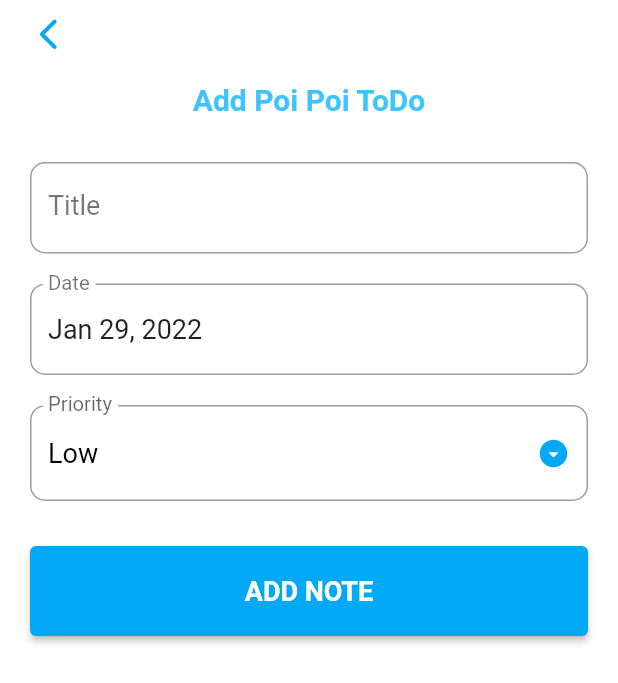
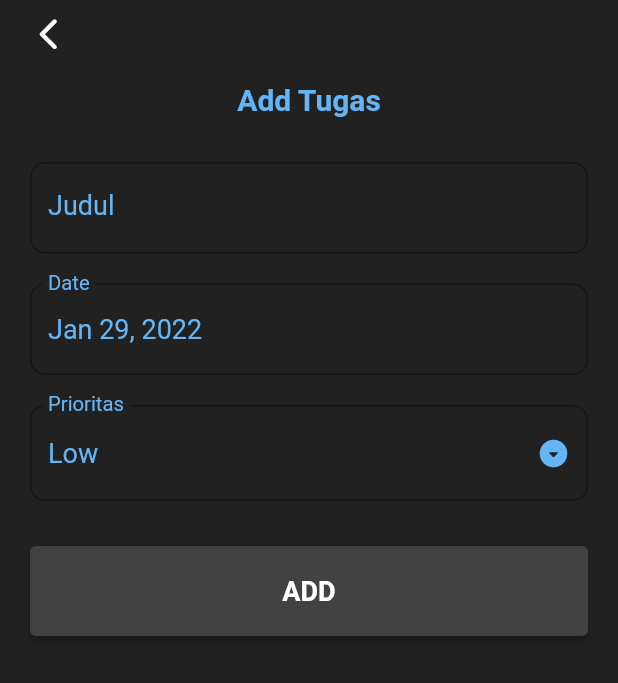
Before and after one commit to Gagas17ez/FlutterTodoSanbercode, a Flutter app: the screen it shows after launch, after a tap on the "add" icon, on a phone screen of 412 x 824 dp. Shown: the top 683 px of the screen. Run offline on Flutter 3.47's test engine with Material 2 defaults, Android fonts, the light colour scheme and no system bars; our stand-ins replace sqflite; accounts and stored records are empty.

Commit message:
ui improvement

```diff
--- a/lib/main.dart
+++ b/lib/main.dart
@@ -11,9 +11,9 @@ class MyApp extends StatelessWidget {
   @override
   Widget build(BuildContext context) {
     return MaterialApp(
-      title: 'Poi Poi Todo',
+      title: 'Todo Flutter',
       theme: ThemeData(
-        primarySwatch: Colors.lightBlue,
+        primarySwatch: Colors.grey,
       ),
       debugShowCheckedModeBanner: false,
       home: HomeScreen(),
--- a/lib/screens/add_note_screen.dart
+++ b/lib/screens/add_note_screen.dart
@@ -1,9 +1,9 @@
 import 'package:flutter/cupertino.dart';
 import 'package:flutter/material.dart';
 import 'package:intl/intl.dart';
-import 'package:poi_poi_todo/database/database.dart';
-import 'package:poi_poi_todo/models/note_model.dart';
-import 'package:poi_poi_todo/screens/home_screen.dart';
+import 'database.dart';
+import 'note_model.dart';
+import 'home_screen.dart';
 
 class AddNoteScreen extends StatefulWidget {
   final Note? note;
@@ -21,8 +21,8 @@ class _AddNoteScreenState extends State<AddNoteScreen> {
   DateTime _date = DateTime.now();
   String _priority = 'Low';
   String _title = '';
-  String btnText = 'Add Note';
-  String titleText = 'Add Poi Poi ToDo';
+  String btnText = 'Tambah Note';
+  String titleText = 'Tambah Tugas';
 
   TextEditingController _dateController = TextEditingController();
   final DateFormat _dateFormatter = DateFormat('MMM dd, yyyy');
@@ -38,13 +38,13 @@ class _AddNoteScreenState extends State<AddNoteScreen> {
       _priority = widget.note!.priority!;
 
       setState(() {
-        btnText = 'Update Note';
-        titleText = 'Update Poi Poi ToDo';
+        btnText = 'Update';
+        titleText = 'Update Tugas';
       });
     } else {
       setState(() {
-        btnText = 'Add Note';
-        titleText = 'Add Poi Poi ToDo';
+        btnText = 'Add';
+        titleText = 'Add Tugas';
       });
     }
 
@@ -119,7 +119,7 @@ class _AddNoteScreenState extends State<AddNoteScreen> {
   @override
   Widget build(BuildContext context) {
     return Scaffold(
-      backgroundColor: Colors.white,
+      backgroundColor: Colors.grey.shade900,
       body: GestureDetector(
         onTap: () => FocusScope.of(context).unfocus(),
         child: SingleChildScrollView(
@@ -139,7 +139,7 @@ class _AddNoteScreenState extends State<AddNoteScreen> {
                     child: Icon(
                       Icons.arrow_back_ios_rounded,
                       size: 25.0,
-                      color: Theme.of(context).primaryColor,
+                      color: Colors.white,
                     ),
                   ),
                   SizedBox(
@@ -149,7 +149,7 @@ class _AddNoteScreenState extends State<AddNoteScreen> {
                     child: Text(
                       titleText,
                       style: TextStyle(
-                        color: Colors.lightBlueAccent.shade200,
+                        color: Colors.blue[300],
                         fontSize: 20.0,
                         fontWeight: FontWeight.bold,
                       ),
@@ -168,21 +168,21 @@ class _AddNoteScreenState extends State<AddNoteScreen> {
                           ),
                           child: TextFormField(
                             style: TextStyle(
+                              color: Colors.blue[300],
                               fontSize: 18.0,
                             ),
                             decoration: InputDecoration(
-                              labelText: 'Title',
+                              labelText: 'Judul',
                               labelStyle: TextStyle(
                                 fontSize: 18.0,
-                                color: Colors.black54,
+                                color: Colors.blue[300],
                               ),
                               border: OutlineInputBorder(
                                 borderRadius: BorderRadius.circular(10.0),
                               ),
                             ),
-                            validator: (input) => input!.trim().isEmpty
-                                ? 'Please enter a title'
-                                : null,
+                            validator: (input) =>
+                                input!.trim().isEmpty ? 'Masukkan Judul' : null,
                             onSaved: (input) => _title = input!,
                             initialValue: _title,
                           ),
@@ -196,13 +196,14 @@ class _AddNoteScreenState extends State<AddNoteScreen> {
                             controller: _dateController,
                             onTap: _handleDatePicker,
                             style: TextStyle(
+                              color: Colors.blue[300],
                               fontSize: 18.0,
                             ),
                             decoration: InputDecoration(
                               labelText: 'Date',
                               labelStyle: TextStyle(
+                                color: Colors.blue[300],
                                 fontSize: 18.0,
-                                color: Colors.black54,
                               ),
                               border: OutlineInputBorder(
                                 borderRadius: BorderRadius.circular(10.0),
@@ -216,14 +217,14 @@ class _AddNoteScreenState extends State<AddNoteScreen> {
                             isDense: true,
                             icon: Icon(Icons.arrow_drop_down_circle_rounded),
                             iconSize: 22.0,
-                            iconEnabledColor: Theme.of(context).primaryColor,
+                            iconEnabledColor: Colors.blue[300],
                             items: _priorities.map((priority) {
                               return DropdownMenuItem(
                                 value: priority,
                                 child: Text(
                                   priority,
                                   style: TextStyle(
-                                    color: Colors.black,
+                                    color: Colors.blue[300],
                                     fontSize: 18.0,
                                   ),
                                 ),
@@ -231,14 +232,17 @@ class _AddNoteScreenState extends State<AddNoteScreen> {
                             }).toList(),
                             style: TextStyle(fontSize: 18.0),
                             decoration: InputDecoration(
-                              labelText: 'Priority',
-                              labelStyle: TextStyle(fontSize: 18.0),
+                              labelText: 'Prioritas',
+                              labelStyle: TextStyle(
+                                fontSize: 18.0,
+                                color: Colors.blue[300],
+                              ),
                               border: OutlineInputBorder(
                                 borderRadius: BorderRadius.circular(10.0),
                               ),
                             ),
                             validator: (input) => _priority == null
-                                ? 'Please select a priority level'
+                                ? 'masukkan level prioritas'
                                 : null,
                             onChanged: (value) {
                               setState(() {
@@ -252,11 +256,14 @@ class _AddNoteScreenState extends State<AddNoteScreen> {
                           margin: EdgeInsets.symmetric(vertical: 20.0),
                           height: 60.0,
                           width: double.infinity,
-                          decoration: BoxDecoration(
-                            color: Theme.of(context).primaryColor,
-                            borderRadius: BorderRadius.circular(40.0),
-                          ),
+                          // decoration: BoxDecoration(
+
+                          //   borderRadius: BorderRadius.circular(40.0),
+                          // ),
                           child: ElevatedButton(
+                            style: ElevatedButton.styleFrom(
+                              primary: Colors.grey[800],
+                            ),
                             onPressed: _submit,
                             child: Text(
                               btnText.toUpperCase(),
@@ -274,10 +281,13 @@ class _AddNoteScreenState extends State<AddNoteScreen> {
                                 height: 60.0,
                                 width: double.infinity,
                                 decoration: BoxDecoration(
-                                  color: Theme.of(context).primaryColor,
+                                  color: Colors.blue[300],
                                   borderRadius: BorderRadius.circular(40.0),
                                 ),
                                 child: ElevatedButton(
+                                  style: ElevatedButton.styleFrom(
+                                    primary: Colors.grey[800],
+                                  ),
                                   onPressed: _delete,
                                   child: Text(
                                     'delete'.toUpperCase(),
--- a/lib/database/database.dart
+++ b/lib/screens/database.dart
@@ -1,7 +1,7 @@
 import 'dart:io';
 
 import 'package:path_provider/path_provider.dart';
-import 'package:poi_poi_todo/models/note_model.dart';
+import 'note_model.dart';
 import 'package:sqflite/sqflite.dart';
 
 class DatabaseHelper {
--- a/lib/screens/home_screen.dart
+++ b/lib/screens/home_screen.dart
@@ -1,8 +1,8 @@
 import 'package:flutter/cupertino.dart';
 import 'package:flutter/material.dart';
 import 'package:intl/intl.dart';
-import 'package:poi_poi_todo/database/database.dart';
-import 'package:poi_poi_todo/models/note_model.dart';
+import 'database.dart';
+import 'note_model.dart';
 
 import 'add_note_screen.dart';
 
@@ -34,13 +34,14 @@ class _HomeScreenState extends State<HomeScreen> {
         horizontal: 10.0,
       ),
       child: Card(
+        color: Colors.grey[700],
         elevation: 2.0,
         child: ListTile(
           title: Text(
             note.title!,
             style: TextStyle(
               fontSize: 18.0,
-              color: Colors.black,
+              color: Colors.blue[300],
               decoration: note.status == 0
                   ? TextDecoration.none
                   : TextDecoration.lineThrough,
@@ -50,7 +51,7 @@ class _HomeScreenState extends State<HomeScreen> {
             '${_dateFormatter.format(note.date!)} - ${note.priority}',
             style: TextStyle(
               fontSize: 15.0,
-              color: Colors.black38,
+              color: Colors.blue[300],
               decoration: note.status == 0
                   ? TextDecoration.none
                   : TextDecoration.lineThrough,
@@ -64,7 +65,7 @@ class _HomeScreenState extends State<HomeScreen> {
               Navigator.pushReplacement(
                   context, MaterialPageRoute(builder: (_) => HomeScreen()));
             },
-            activeColor: Theme.of(context).primaryColor,
+            activeColor: Colors.blue[300],
             value: note.status == 1 ? true : false,
           ),
           onTap: () {
@@ -86,7 +87,7 @@ class _HomeScreenState extends State<HomeScreen> {
   @override
   Widget build(BuildContext context) {
     return Scaffold(
-      backgroundColor: Colors.white,
+      backgroundColor: Colors.grey.shade900,
       floatingActionButton: FloatingActionButton(
         backgroundColor: Theme.of(context).primaryColor,
         onPressed: () {
@@ -101,7 +102,7 @@ class _HomeScreenState extends State<HomeScreen> {
         },
         child: Icon(
           Icons.add,
-          color: Colors.white,
+          color: Colors.blue[300],
         ),
       ),
       body: FutureBuilder(
@@ -124,15 +125,15 @@ class _HomeScreenState extends State<HomeScreen> {
               itemBuilder: (BuildContext context, int index) {
                 if (index == 0) {
                   return Padding(
-                    padding: EdgeInsets.fromLTRB(20.0, 30.0, 10.0, 5.0),
+                    padding: EdgeInsets.fromLTRB(20.0, 70.0, 10.0, 5.0),
                     child: Column(
                       crossAxisAlignment: CrossAxisAlignment.start,
                       children: [
                         Text(
-                          'Poi Poi Todo',
+                          'Todo Flutter',
                           style: TextStyle(
-                            color: Colors.lightBlueAccent.shade200,
-                            fontSize: 20.0,
+                            color: Colors.blue[300],
+                            fontSize: 30.0,
                             fontWeight: FontWeight.bold,
                           ),
                         ),
@@ -140,9 +141,9 @@ class _HomeScreenState extends State<HomeScreen> {
                           height: 5.0,
                         ),
                         Text(
-                          '$completeNoteCount of ${snapshot.data.length} task is complete',
+                          '$completeNoteCount dari ${snapshot.data.length} tugas Terselesaikan',
                           style: TextStyle(
-                            color: Colors.lightBlueAccent.shade100,
+                            color: Colors.blue[300],
                             fontSize: 14.0,
                             fontWeight: FontWeight.w600,
                           ),
```
Also changed, not shown: lib/screens/note_model.dart (renamed from lib/models/note_model.dart), pubspec.lock.
